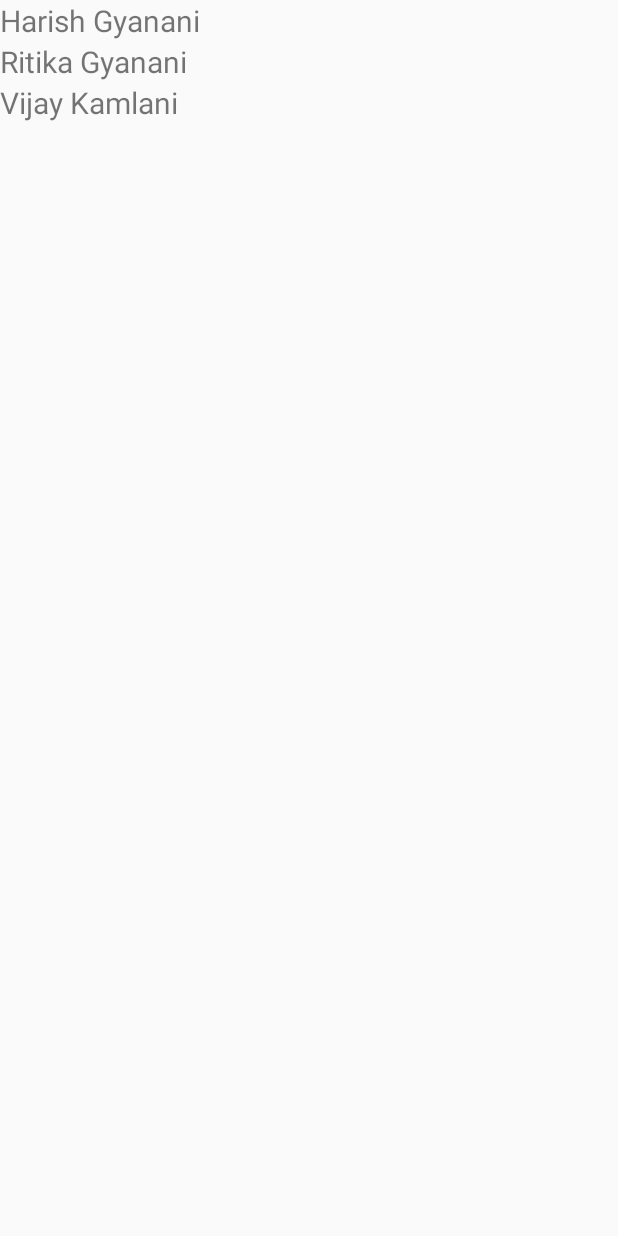
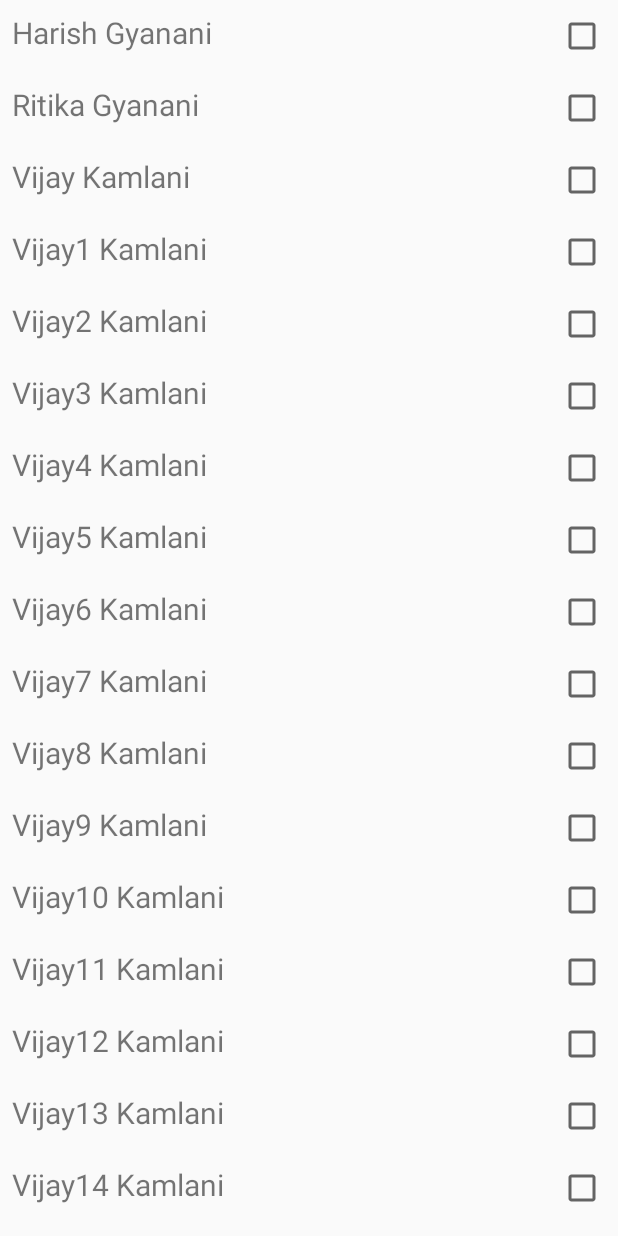
Before and after one commit to gyanani-harish/SimpleRecyclerExampleKotlinVsJava, an Android app: the screen it shows after launch (MainActivity before the commit, SecondActivity after it), on a phone screen of 412 x 824 dp. Run offline under Robolectric (Android 15) with nearby library versions, the phone set to English and light mode, and no system bars.

Commit message:
checkbox example

```diff
--- a/app/src/main/AndroidManifest.xml
+++ b/app/src/main/AndroidManifest.xml
@@ -8,7 +8,7 @@
         android:roundIcon="@mipmap/ic_launcher_round"
         android:supportsRtl="true"
         android:theme="@style/AppTheme" >
-        <activity android:name=".MainActivity"
+        <activity android:name=".java.SecondActivity"
             android:label="@string/app_name">
             <intent-filter>
                 <action android:name="android.intent.action.MAIN" />
--- a/app/src/main/java/com/example/simplerecyclerviewexample/MainActivity.kt
+++ b/app/src/main/java/com/example/simplerecyclerviewexample/MainActivity.kt
@@ -14,6 +14,7 @@ class MainActivity: Activity() {
         list.add(StudentData("Ritika","Gyanani"))
         list.add(StudentData("Vijay","Kamlani"))
 
+
         recyclerView.layoutManager = LinearLayoutManager(this)
         //recyclerView.setAdapter(Adapter(this, list))
         recyclerView.adapter = Adapter(this, list)
--- a/app/src/main/java/com/example/simplerecyclerviewexample/StudentData.kt
+++ b/app/src/main/java/com/example/simplerecyclerviewexample/StudentData.kt
@@ -1,3 +1,3 @@
 package com.example.simplerecyclerviewexample
 
-data class StudentData(val firstName: String,val lastName : String)
+data class StudentData(val firstName: String,val lastName : String,var isSelected: Boolean = false)
--- a/app/src/main/java/com/example/simplerecyclerviewexample/java/JavaAdapter.java
+++ b/app/src/main/java/com/example/simplerecyclerviewexample/java/JavaAdapter.java
@@ -1,9 +1,12 @@
 package com.example.simplerecyclerviewexample.java;
 
 import android.content.Context;
+import android.util.Log;
 import android.view.LayoutInflater;
 import android.view.View;
 import android.view.ViewGroup;
+import android.widget.CheckBox;
+import android.widget.CompoundButton;
 import android.widget.TextView;
 
 import androidx.annotation.NonNull;
@@ -30,9 +33,30 @@ public class JavaAdapter extends RecyclerView.Adapter<JavaAdapter.ABCHolder> {
     }
 
     @Override
-    public void onBindViewHolder(@NonNull ABCHolder holder, int position) {
-        StudentData studentData = students.get(position);
+    public void onBindViewHolder(@NonNull ABCHolder holder, final int position) {
+        final StudentData studentData = students.get(position);
         holder.txtFullName.setText(studentData.getFirstName()+" "+studentData.getLastName());
+        if(studentData.isSelected()) {
+            holder.checkBox.setChecked(true);
+        }else{
+            holder.checkBox.setChecked(false);
+        }
+        holder.checkBox.setOnClickListener(new View.OnClickListener() {
+            @Override
+            public void onClick(View v) {
+                students.get(position).setSelected(!students.get(position).isSelected());
+            }
+        });
+        /*holder.checkBox.setOnCheckedChangeListener(new CompoundButton.OnCheckedChangeListener(){
+            @Override
+            public void onCheckedChanged(CompoundButton compoundButton, boolean value) {
+                //studentData.setSelected(b);
+                Log.d("check","position="+position+" value"+value);
+
+                //notifyItemChanged(position);
+                //notifyDataSetChanged();
+            }
+        });*/
     }
 
     @Override
@@ -42,9 +66,11 @@ public class JavaAdapter extends RecyclerView.Adapter<JavaAdapter.ABCHolder> {
 
     class ABCHolder extends RecyclerView.ViewHolder{
         TextView txtFullName;
+        CheckBox checkBox;
         public ABCHolder(View itemView){
             super(itemView);
             txtFullName = itemView.findViewById(R.id.txt);
+            checkBox = itemView.findViewById(R.id.chk);
         }
     }
 }
--- a/app/src/main/java/com/example/simplerecyclerviewexample/java/SecondActivity.java
+++ b/app/src/main/java/com/example/simplerecyclerviewexample/java/SecondActivity.java
@@ -20,12 +20,16 @@ public class SecondActivity extends Activity {
         setContentView(R.layout.activity_main);
 
         ArrayList<StudentData> list = new ArrayList<>();
-        list.add(new StudentData("Harish","Gyanani"));
-        list.add(new StudentData("Ritika","Gyanani"));
-        list.add(new StudentData("Vijay","Kamlani"));
+        list.add(new StudentData("Harish","Gyanani", false));
+        list.add(new StudentData("Ritika","Gyanani", false));
+        list.add(new StudentData("Vijay","Kamlani", false));
+
+        for (int i = 1; i<=20;i++){
+            list.add(new StudentData("Vijay"+i,"Kamlani", false));
+        }
 
         RecyclerView recyclerView = findViewById(R.id.recyclerView);
         recyclerView.setLayoutManager(new LinearLayoutManager(this));
-        recyclerView.setAdapter(new Adapter(this, list));
+        recyclerView.setAdapter(new JavaAdapter(this, list));
     }
 }
--- a/app/src/main/res/layout/row.xml
+++ b/app/src/main/res/layout/row.xml
@@ -1,10 +1,19 @@
 <?xml version="1.0" encoding="utf-8"?>
 <LinearLayout xmlns:android="http://schemas.android.com/apk/res/android"
-    android:orientation="vertical" android:layout_width="match_parent"
-    android:layout_height="wrap_content">
-<TextView
-    android:id="@+id/txt"
-    android:textSize="20sp"
     android:layout_width="match_parent"
-    android:layout_height="wrap_content" />
+    android:layout_height="wrap_content"
+    android:padding="8dp"
+    android:orientation="horizontal">
+
+    <TextView
+        android:id="@+id/txt"
+        android:layout_width="0dp"
+        android:layout_height="wrap_content"
+        android:layout_weight="1"
+        android:textSize="20sp" />
+
+    <CheckBox
+        android:id="@+id/chk"
+        android:layout_width="wrap_content"
+        android:layout_height="wrap_content" />
 </LinearLayout>
```
Also changed, not shown: app/src/main/java/com/example/simplerecyclerviewexample/Adapter.kt (+9 -0 lines).
